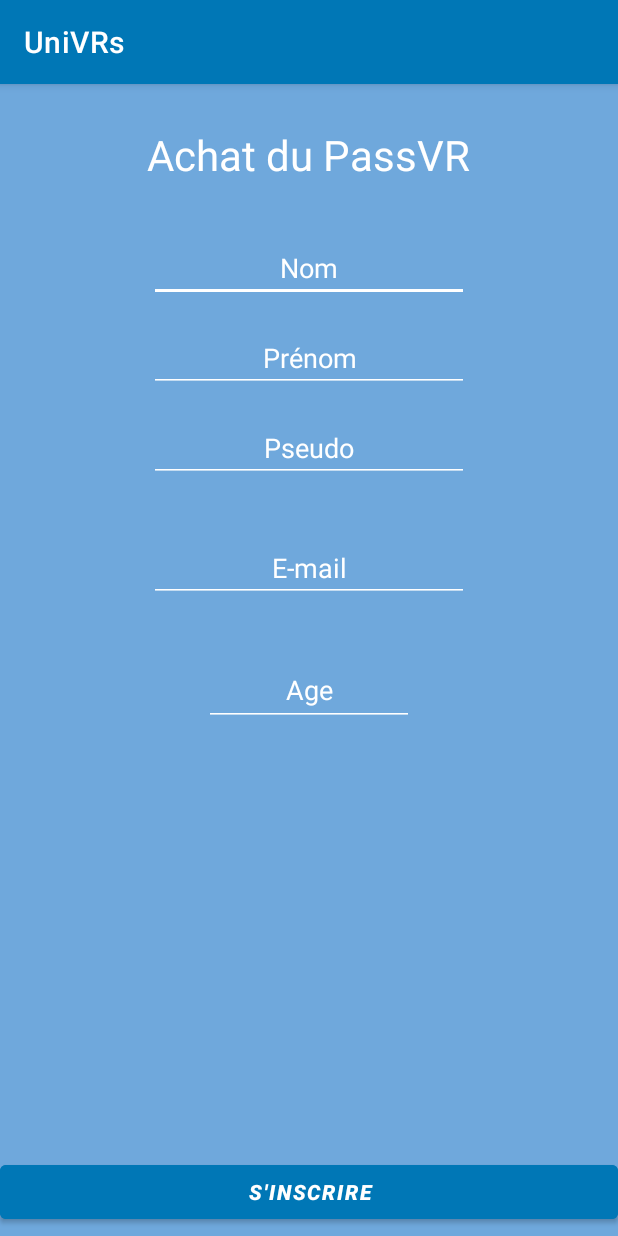
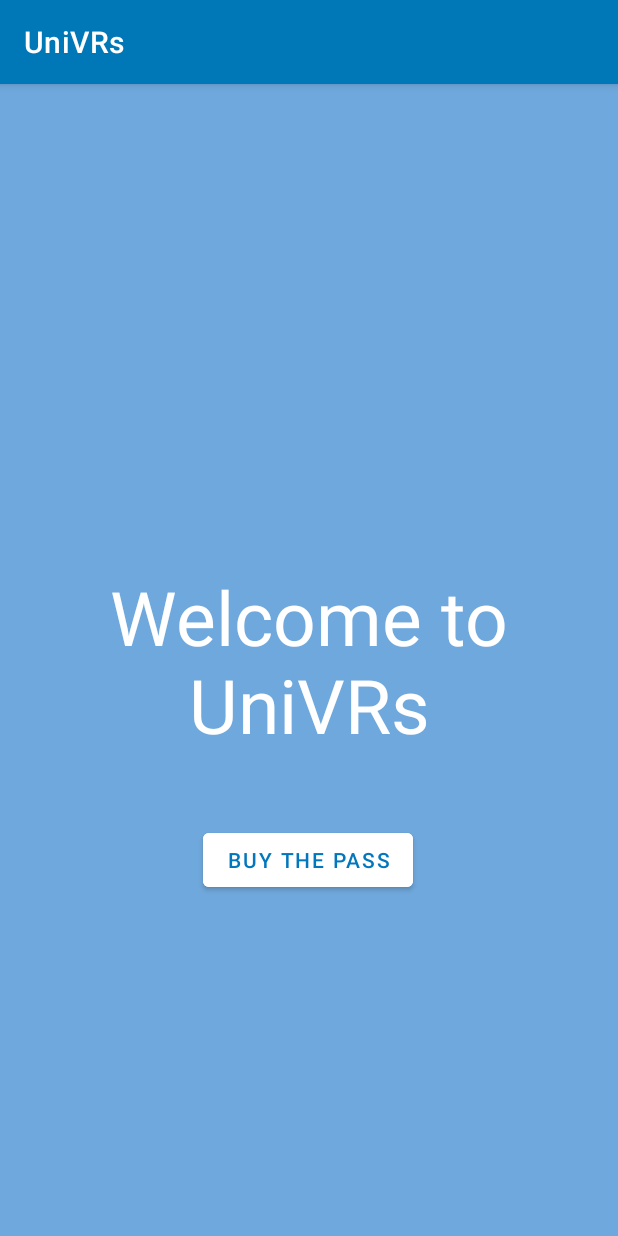
Before and after one commit to EklipsENSICAEN/UniVRs-Client-App, an Android app: the screen it shows after launch (MainActivity), on a phone screen of 412 x 824 dp. Run offline under Robolectric (Android 15) with nearby library versions, the phone set to English and light mode, and no system bars.

Commit message:
add second activity

```diff
--- a/univers/app/src/main/AndroidManifest.xml
+++ b/univers/app/src/main/AndroidManifest.xml
@@ -12,9 +12,14 @@
         <activity android:name=".MainActivity">
             <intent-filter>
                 <action android:name="android.intent.action.MAIN" />
-
                 <category android:name="android.intent.category.LAUNCHER" />
             </intent-filter>
+        </activity>
+        <activity
+            android:name=".FormActivity"
+            android:configChanges="orientation|keyboardHidden|screenSize"
+            android:label="@string/app_name"
+            android:theme="@style/Theme.Univers" >
         </activity>
     </application>
 
--- a/univers/app/src/main/java/com/example/univers/MainActivity.java
+++ b/univers/app/src/main/java/com/example/univers/MainActivity.java
@@ -2,7 +2,10 @@ package com.example.univers;
 
 import androidx.appcompat.app.AppCompatActivity;
 
+import android.content.Intent;
 import android.os.Bundle;
+import android.view.View;
+import android.widget.Button;
 
 public class MainActivity extends AppCompatActivity {
 
@@ -10,5 +13,13 @@ public class MainActivity extends AppCompatActivity {
     protected void onCreate(Bundle savedInstanceState) {
         super.onCreate(savedInstanceState);
         setContentView(R.layout.activity_main);
+
+        final Button button = findViewById(R.id.buyPass);
+        button.setOnClickListener(new View.OnClickListener() {
+            public void onClick(View v) {
+                Intent intent = new Intent(MainActivity.this, FormActivity.class);
+                startActivity(intent);
+            }
+        });
     }
 }
--- a/univers/app/src/main/res/layout/activity_main.xml
+++ b/univers/app/src/main/res/layout/activity_main.xml
@@ -1,175 +1,38 @@
 <?xml version="1.0" encoding="utf-8"?>
-<RelativeLayout xmlns:android="http://schemas.android.com/apk/res/android"
+<androidx.constraintlayout.widget.ConstraintLayout xmlns:android="http://schemas.android.com/apk/res/android"
     xmlns:app="http://schemas.android.com/apk/res-auto"
     xmlns:tools="http://schemas.android.com/tools"
     android:layout_width="match_parent"
     android:layout_height="match_parent"
-    android:gravity="center"
-    android:background="#6fa8dc"
-    tools:context=".MainActivity">
+    android:background="#6fa8dc">
 
-    <!--TextView
+    <TextView
+        android:id="@+id/welcome"
         android:layout_width="wrap_content"
         android:layout_height="wrap_content"
-        android:text="Hello World!"
+        android:gravity="center"
+        android:text="@string/welcome"
+        android:textColor="#FFFFFF"
+        android:textSize="50sp"
         app:layout_constraintBottom_toBottomOf="parent"
-        app:layout_constraintLeft_toLeftOf="parent"
-        app:layout_constraintRight_toRightOf="parent"
-        app:layout_constraintTop_toTopOf="parent" /-->
-
-    <TextView
-        android:id="@+id/title"
-        android:layout_width="wrap_content"
-        android:layout_height="wrap_content"
-        android:layout_marginTop="28dp"
-        android:text="@string/title"
-        android:textColor="@color/white"
-        android:textSize="28sp"
-        android:gravity="center"
-        android:layout_centerHorizontal="true"
         app:layout_constraintEnd_toEndOf="parent"
-        app:layout_constraintHorizontal_bias="0.436"
         app:layout_constraintStart_toStartOf="parent"
         app:layout_constraintTop_toTopOf="parent" />
 
-    <EditText
-        android:id="@+id/name"
+    <Button
+        android:id="@+id/buyPass"
         android:layout_width="wrap_content"
         android:layout_height="wrap_content"
-        android:layout_marginTop="100dp"
-        android:ems="10"
-        android:gravity="center"
-        android:hint="@string/name"
-        android:layout_centerHorizontal="true"
-        android:textColorHint="@color/white"
-        android:backgroundTint="@color/white"
+        android:backgroundTint="#FFFFFF"
+        android:text="@string/BuyPass"
+        android:textColor="#0277BD"
+        android:onClick="onClick"
+        app:layout_constraintBottom_toBottomOf="parent"
         app:layout_constraintEnd_toEndOf="parent"
-        app:layout_constraintHorizontal_bias="0.184"
+        app:layout_constraintHorizontal_bias="0.498"
         app:layout_constraintStart_toStartOf="parent"
-        app:layout_constraintTop_toTopOf="parent" />
+        app:layout_constraintTop_toBottomOf="@+id/welcome"
+        app:layout_constraintVertical_bias="0.168"
+        tools:ignore="TextContrastCheck" />
 
-    <EditText
-        android:id="@+id/firstName"
-        android:layout_width="wrap_content"
-        android:layout_height="wrap_content"
-        android:layout_marginTop="160dp"
-        android:ems="10"
-        android:hint="@string/firstName"
-        android:gravity="center"
-        android:layout_centerHorizontal="true"
-        android:textColorHint="@color/white"
-        android:backgroundTint="@color/white"
-        app:layout_constraintEnd_toEndOf="parent"
-        app:layout_constraintHorizontal_bias="0.184"
-        app:layout_constraintStart_toStartOf="parent"
-        app:layout_constraintTop_toTopOf="parent" />
-
-    <EditText
-        android:id="@+id/nickName"
-        android:layout_width="wrap_content"
-        android:layout_height="wrap_content"
-        android:layout_marginTop="220dp"
-        android:ems="10"
-        android:hint="@string/nickName"
-        android:layout_centerHorizontal="true"
-        android:gravity="center"
-        android:textColorHint="@color/white"
-        android:backgroundTint="@color/white"
-        app:layout_constraintEnd_toEndOf="parent"
-        app:layout_constraintHorizontal_bias="0.184"
-        app:layout_constraintStart_toStartOf="parent"
-        app:layout_constraintTop_toTopOf="parent" />
-
-    <EditText
-        android:id="@+id/mail"
-        android:layout_width="wrap_content"
-        android:layout_height="wrap_content"
-        android:layout_marginTop="300dp"
-        android:ems="10"
-        android:hint="@string/mail"
-        android:gravity="center"
-        android:layout_centerHorizontal="true"
-        android:textColorHint="@color/white"
-        android:backgroundTint="@color/white"
-        app:layout_constraintEnd_toEndOf="parent"
-        app:layout_constraintHorizontal_bias="0.184"
-        app:layout_constraintStart_toStartOf="parent"
-        app:layout_constraintTop_toTopOf="parent" />
-
-
-    <EditText
-        android:id="@+id/age"
-        android:layout_width="140dp"
-        android:layout_height="48dp"
-        android:layout_marginTop="380dp"
-        android:ems="10"
-        android:hint="Age"
-        android:inputType="number"
-        android:gravity="center"
-        android:layout_centerHorizontal="true"
-        android:textColorHint="@color/white"
-        android:backgroundTint="@color/white"
-        app:layout_constraintEnd_toEndOf="parent"
-        app:layout_constraintHorizontal_bias="0.863"
-        app:layout_constraintStart_toStartOf="parent"
-        app:layout_constraintTop_toTopOf="parent" />
-
-
-
-    <!--LinearLayout
-        android:layout_width="match_parent"
-        android:layout_height="66dp"
-        android:orientation="horizontal">
-
-        <TextView
-            android:id="@+id/playerName"
-            android:layout_width="5dp"
-            android:layout_height="wrap_content"
-            android:layout_weight="1"
-            android:text="@string/nickname" />
-
-        <EditText
-            android:id="@+id/nickname"
-            android:layout_width="wrap_content"
-            android:layout_height="wrap_content"
-            android:layout_weight="2"
-            android:autofillHints=""
-            android:ems="10"
-            android:hint="@string/nickname"
-            android:inputType="textPersonName" />
-
-        <EditText
-            android:id="@+id/nickname"
-            android:layout_width="wrap_content"
-            android:layout_height="wrap_content"
-            android:layout_weight="2"
-            android:autofillHints=""
-            android:ems="10"
-            android:hint="@string/nickname"
-            android:inputType="textPersonName" />
-
-    </LinearLayout-->
-
-    <RelativeLayout
-        android:layout_width="match_parent"
-        android:layout_height="match_parent"
-        android:gravity="right"
-        tools:ignore="RtlHardcoded">
-
-        <Button
-            android:id="@+id/bFinishQCM"
-            android:layout_width="match_parent"
-            android:layout_height="wrap_content"
-            android:layout_alignParentBottom="true"
-            android:layout_gravity="left"
-            android:layout_marginBottom="5dp"
-            android:backgroundTint="#0077B6"
-            android:text="@string/subscribe"
-            android:textStyle="bold|italic" />
-
-
-    </RelativeLayout>
-
-
-
-</RelativeLayout>
+</androidx.constraintlayout.widget.ConstraintLayout>
--- a/univers/app/src/main/res/values/strings.xml
+++ b/univers/app/src/main/res/values/strings.xml
@@ -6,5 +6,6 @@
     <string name="nickName">Pseudo</string>
     <string name="subscribe">S\'inscrire</string>
     <string name="mail">E-mail</string>
-
+    <string name="BuyPass">Buy the pass</string>
+    <string name="welcome">Welcome to UniVRs</string>
 </resources>
```
